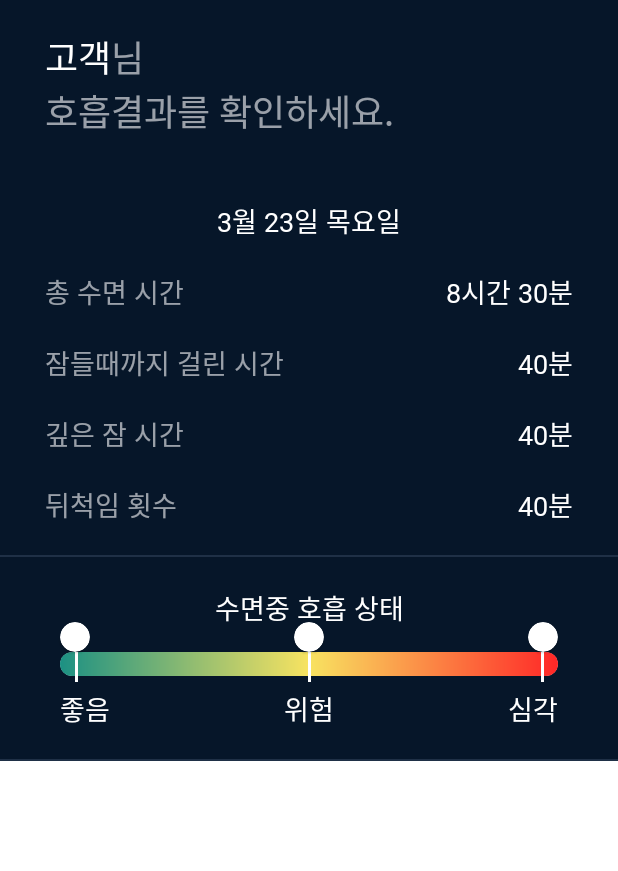
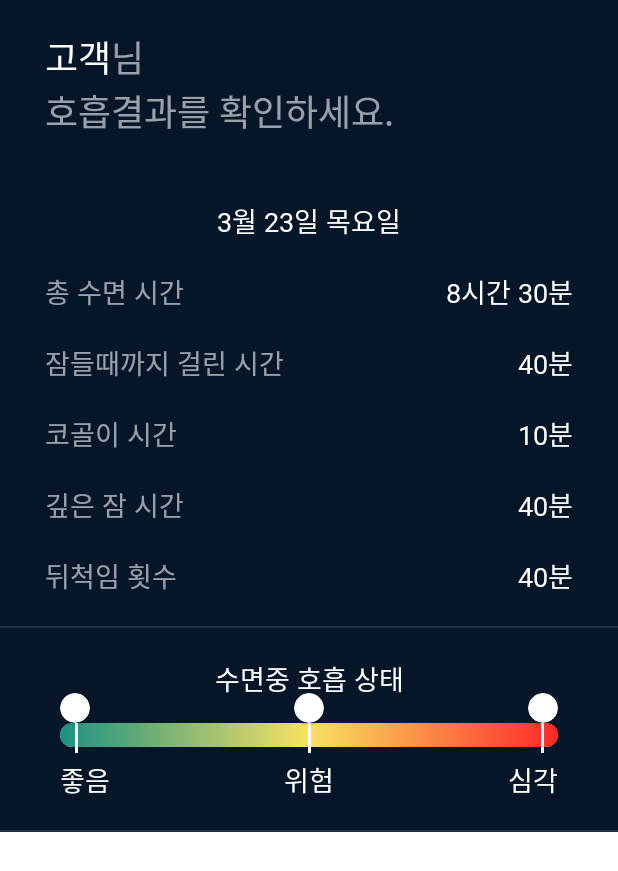
Before and after one commit to SB1107/SleepCheck, an Android app: the layout breathing_sending_data.xml on its own in the app's theme, with its tools: preview values and no code run, on a phone screen of 412 x 824 dp. Shown: the top 871 px of the screen. Run offline under Robolectric (Android 15) with nearby library versions, the phone set to English and light mode, and no system bars.

Commit message:
호흡 결과화면에서 코골이 시간 보이도록 수정

```diff
--- a/app/src/main/java/kr/co/sbsolutions/newsoomirang/data/entity/SleepResultEntity.kt
+++ b/app/src/main/java/kr/co/sbsolutions/newsoomirang/data/entity/SleepResultEntity.kt
@@ -24,5 +24,7 @@ data class SleepResult(
     @SerializedName("deep_sleep_time")
     val deepSleepTime : Int = 0,
     @SerializedName("move_count")
-    val moveCount :Int =0
+    val moveCount :Int =0,
+    @SerializedName("snore_time")
+    var noSeringTime: Int = 0
 )
--- a/app/src/main/java/kr/co/sbsolutions/newsoomirang/domain/model/SleepDataResultModel.kt
+++ b/app/src/main/java/kr/co/sbsolutions/newsoomirang/domain/model/SleepDataResultModel.kt
@@ -8,5 +8,6 @@ data class SleepDataResultModel(
       val resultAsleep : String,
       val apneaState : Int,
       val moveCount :String,
-      val deepSleepTime :String
+      val deepSleepTime :String,
+      val resultSnoreTime : String
 )
--- a/app/src/main/java/kr/co/sbsolutions/newsoomirang/presenter/main/breathing/BreathingFragment.kt
+++ b/app/src/main/java/kr/co/sbsolutions/newsoomirang/presenter/main/breathing/BreathingFragment.kt
@@ -198,6 +198,7 @@ class BreathingFragment : Fragment() {
                         binding.actionResult.resultDurationTextView.text = it.duration
                         binding.actionResult.resultDeepSleepTextView.text = it.deepSleepTime
                         binding.actionResult.resultSleepMoveTextView.text = it.moveCount
+                        binding.actionResult.resultSnoreTimeTextView.text = it.resultSnoreTime
                         when (it.apneaState) {
                             3 -> {
                                 binding.actionResult.IndicatorsLeft.visibility = View.GONE
--- a/app/src/main/res/layout/breathing_sending_data.xml
+++ b/app/src/main/res/layout/breathing_sending_data.xml
@@ -166,11 +166,36 @@
         android:layout_marginStart="30dp"
         android:layout_marginTop="20dp"
         android:fontFamily="@font/nanumsquareregular"
+        android:text="코골이 시간"
+        android:textColor="@color/color_78899F"
+        android:textSize="18dp"
+        app:layout_constraintStart_toStartOf="parent"
+        app:layout_constraintTop_toBottomOf="@+id/result_asleep_text_view" />
+
+    <androidx.appcompat.widget.AppCompatTextView
+        android:id="@+id/result_snore_time_text_view"
+        android:layout_width="wrap_content"
+        android:layout_height="wrap_content"
+        android:layout_marginTop="20dp"
+        android:layout_marginEnd="30dp"
+        android:fontFamily="@font/nanumsquareregular"
+        android:text="10분"
+        android:textColor="@color/color_FFFFFF"
+        android:textSize="18sp"
+        app:layout_constraintEnd_toEndOf="parent"
+        app:layout_constraintTop_toBottomOf="@+id/result_asleep_text_view" />
+
+    <androidx.appcompat.widget.AppCompatTextView
+        android:layout_width="wrap_content"
+        android:layout_height="wrap_content"
+        android:layout_marginStart="30dp"
+        android:layout_marginTop="20dp"
+        android:fontFamily="@font/nanumsquareregular"
         android:text="깊은 잠 시간"
         android:textColor="@color/color_78899F"
         android:textSize="18dp"
         app:layout_constraintStart_toStartOf="parent"
-        app:layout_constraintTop_toBottomOf="@+id/result_asleep_text_view" />
+        app:layout_constraintTop_toBottomOf="@+id/result_snore_time_text_view" />
 
     <androidx.appcompat.widget.AppCompatTextView
         android:id="@+id/result_deep_sleep_text_view"
@@ -183,7 +208,7 @@
         android:textColor="@color/color_FFFFFF"
         android:textSize="18sp"
         app:layout_constraintEnd_toEndOf="parent"
-        app:layout_constraintTop_toBottomOf="@+id/result_asleep_text_view" />
+        app:layout_constraintTop_toBottomOf="@+id/result_snore_time_text_view" />
 
     <androidx.appcompat.widget.AppCompatTextView
         android:layout_width="wrap_content"
```
Also changed, not shown: app/src/main/java/kr/co/sbsolutions/newsoomirang/presenter/main/breathing/BreathingViewModel.kt (+3 -6 lines).
